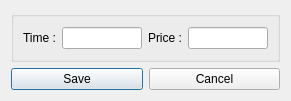
Qt form client/dlgpaneluseedit.ui (tbikfalvi/Belenus) before a commit.
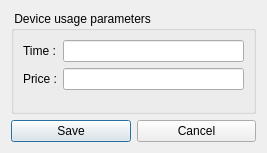
The same form after that commit.

The edit to the form file:
```diff
--- a/client/dlgpaneluseedit.ui
+++ b/client/dlgpaneluseedit.ui
@@ -6,8 +6,8 @@
    <rect>
     <x>0</x>
     <y>0</y>
-    <width>291</width>
-    <height>101</height>
+    <width>267</width>
+    <height>153</height>
    </rect>
   </property>
   <property name="windowTitle">
@@ -17,34 +17,37 @@
    <item>
     <widget class="QGroupBox" name="gbUseTimePrice">
      <property name="title">
-      <string/>
+      <string> Device usage parameters </string>
      </property>
-     <layout class="QHBoxLayout" name="horizontalLayout">
-      <item>
+     <layout class="QFormLayout" name="formLayout">
+      <property name="fieldGrowthPolicy">
+       <enum>QFormLayout::AllNonFixedFieldsGrow</enum>
+      </property>
+      <item row="0" column="0">
        <widget class="QLabel" name="lblUseTime">
         <property name="text">
          <string>Time :</string>
         </property>
        </widget>
       </item>
-      <item>
+      <item row="0" column="1">
        <widget class="QLineEdit" name="ledUseTime"/>
       </item>
-      <item>
+      <item row="1" column="0">
        <widget class="QLabel" name="lblUsePrice">
         <property name="text">
          <string>Price :</string>
         </property>
        </widget>
       </item>
-      <item>
+      <item row="1" column="1">
        <widget class="QLineEdit" name="ledUsePrice"/>
       </item>
      </layout>
     </widget>
    </item>
    <item>
-    <layout class="QHBoxLayout" name="horizontalLayout_2">
+    <layout class="QHBoxLayout" name="horizontalLayout">
      <item>
       <widget class="QPushButton" name="pbSave">
        <property name="text">
```
